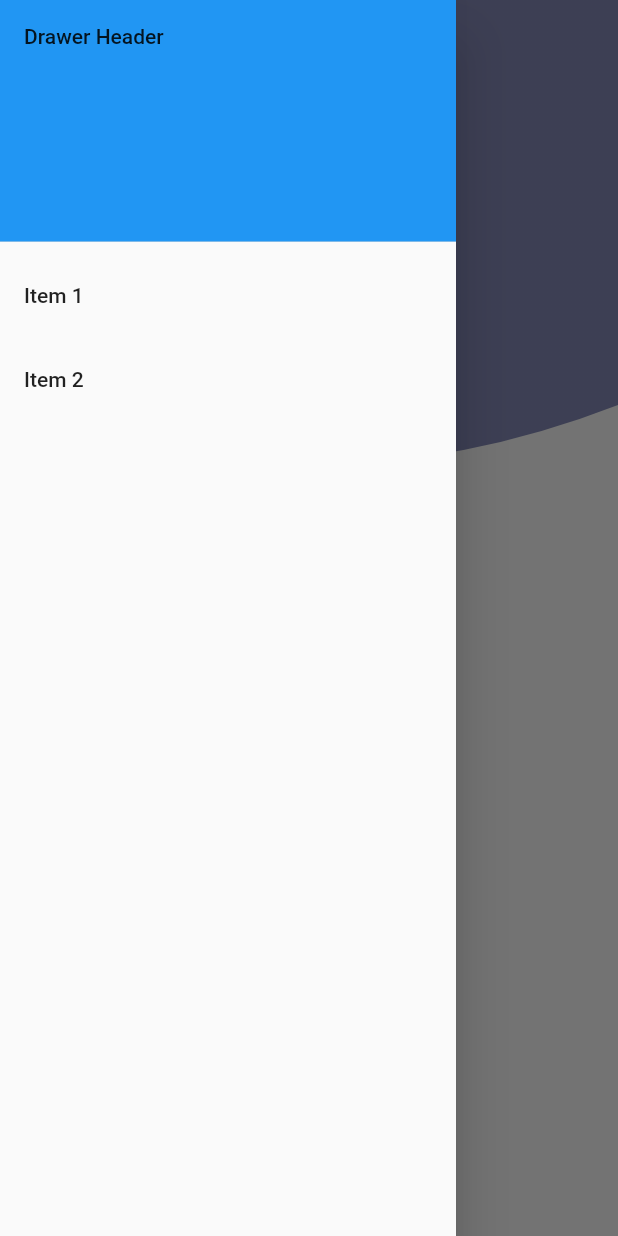
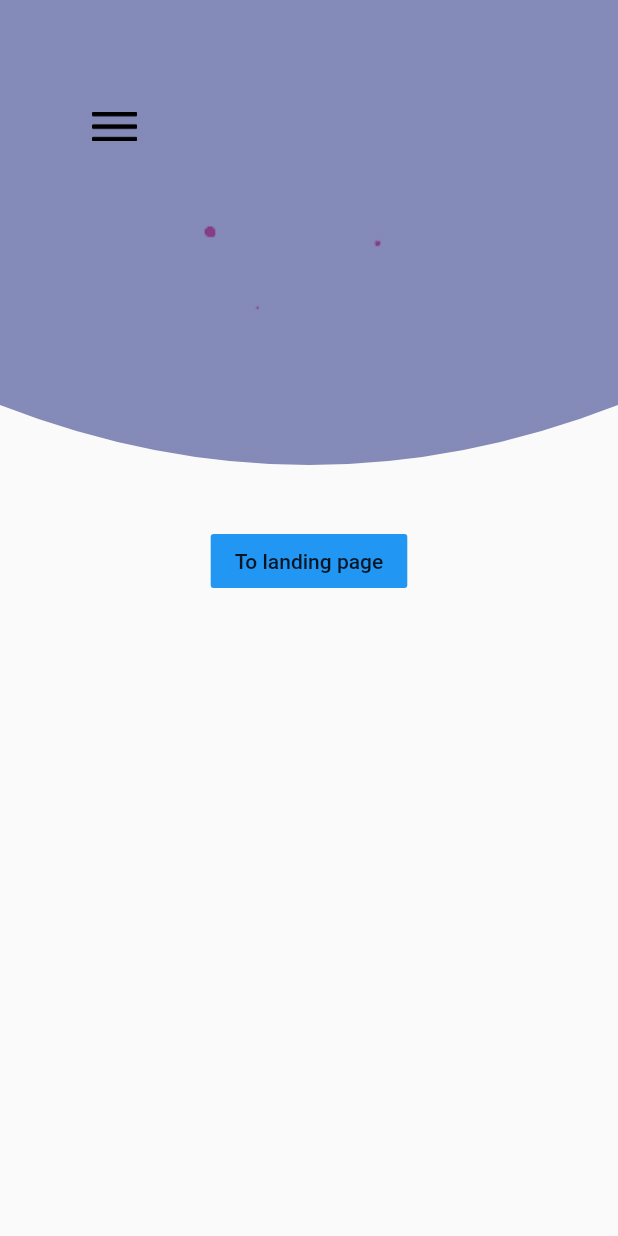
Before and after one commit to JusticeBringer/OD-Journal, a Flutter app: the screen it shows after launch, in the side drawer, after a tap on "Item 1", on a phone screen of 412 x 824 dp. Run offline on Flutter 3.47's test engine with Material 2 defaults, Android fonts, the phone set to English and light mode, and no system bars; our stand-ins replace flutter_spinkit.

Commit message:
Nav drawer opens on click

```diff
--- a/lib/home.dart
+++ b/lib/home.dart
@@ -22,6 +22,8 @@ class MyApp extends StatelessWidget {
 }
 
 class Home extends StatelessWidget {
+  final _scaffoldKey = GlobalKey<ScaffoldState>();
+
   @override
   Widget build(BuildContext context) {
     return Scaffold(
@@ -29,40 +31,8 @@ class Home extends StatelessWidget {
       //   backgroundColor: Colors.blue,
       //   elevation: 0,
       // ),
-      drawer: Drawer(
-        child: ListView(
-          // Important: Remove any padding from the ListView.
-          padding: EdgeInsets.zero,
-          children: <Widget>[
-            DrawerHeader(
-              child: Text('Drawer Header'),
-              decoration: BoxDecoration(
-                color: Colors.blue,
-              ),
-            ),
-            ListTile(
-              title: Text('Item 1'),
-              onTap: () {
-                // Update the state of the app
-                // ...
-                // Then close the drawer
-                // child:
-
-                // Navigator.pop(context);
-              },
-            ),
-            ListTile(
-              title: Text('Item 2'),
-              onTap: () {
-                // Update the state of the app
-                // ...
-                // Then close the drawer
-                Navigator.pop(context);
-              },
-            ),
-          ],
-        ),
-      ),
+      key: _scaffoldKey,
+      drawer: MyDrawer(),
       body: Column(
         children: <Widget>[
           ClipPath(
@@ -83,12 +53,19 @@ class Home extends StatelessWidget {
               ),
               child: Align(
                 alignment: Alignment(-0.8, -0.6),
+                child: FlatButton(
+                  onPressed: () {
+                    _scaffoldKey.currentState.openDrawer();
+                  },
+                  padding: EdgeInsets.all(0.0),
                   child: Image.asset(
-                    "assets/images/hamburger_icon.png",
+                    'assets/images/hamburger_icon.png',
                     width: 30,
                     height: 20,
                   ),
-                )),
+                ),
+              ),
+            ),
           ),
           FlatButton(
               color: Colors.blue,
@@ -96,6 +73,44 @@ class Home extends StatelessWidget {
                 Navigator.pushNamed(context, '/land');
               },
               child: Text("To landing page")),
+        ],
+      ),
+    );
+  }
+}
+
+class MyDrawer extends StatelessWidget {
+  @override
+  Widget build(BuildContext context) {
+    return Drawer(
+      child: ListView(
+        // Important: Remove any padding from the ListView.
+        padding: EdgeInsets.zero,
+        children: <Widget>[
+          DrawerHeader(
+            child: Text('Drawer Header'),
+            decoration: BoxDecoration(
+              color: Colors.blue,
+            ),
+          ),
+          ListTile(
+            title: Text('Item 1'),
+            onTap: () {
+              // Update the state of the app
+              // ...
+
+              Navigator.pop(context);
+            },
+          ),
+          ListTile(
+            title: Text('Item 2'),
+            onTap: () {
+              // Update the state of the app
+              // ...
+
+              Navigator.pop(context);
+            },
+          ),
         ],
       ),
     );
```
Lines whose indentation alone changed are shown as unchanged.
